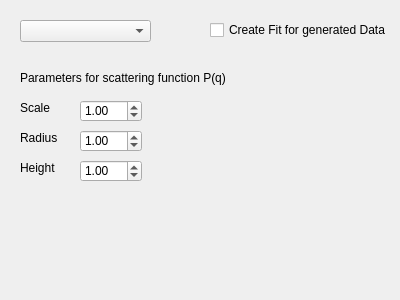
Old version of the form FitPageUI.ui in the repository juliuskarliczek/demo.
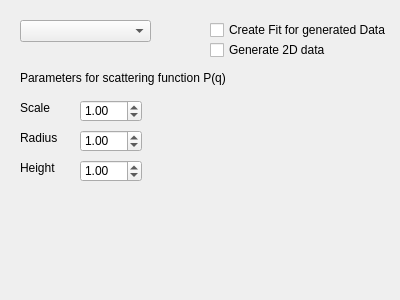
New version of the form.

Commit message: started to implement 2d data creation in the RandomDatasetCreator.py. Now the logic for plotting some 2d will be implemented.

```diff
--- a/FitPageUI.ui
+++ b/FitPageUI.ui
@@ -145,6 +145,19 @@
     <string>Create Fit for generated Data</string>
    </property>
   </widget>
+  <widget class="QCheckBox" name="checkBox2dData">
+   <property name="geometry">
+    <rect>
+     <x>210</x>
+     <y>40</y>
+     <width>171</width>
+     <height>20</height>
+    </rect>
+   </property>
+   <property name="text">
+    <string>Generate 2D data</string>
+   </property>
+  </widget>
  </widget>
  <resources/>
  <connections/>
```
The commit also changes 13 other files.
